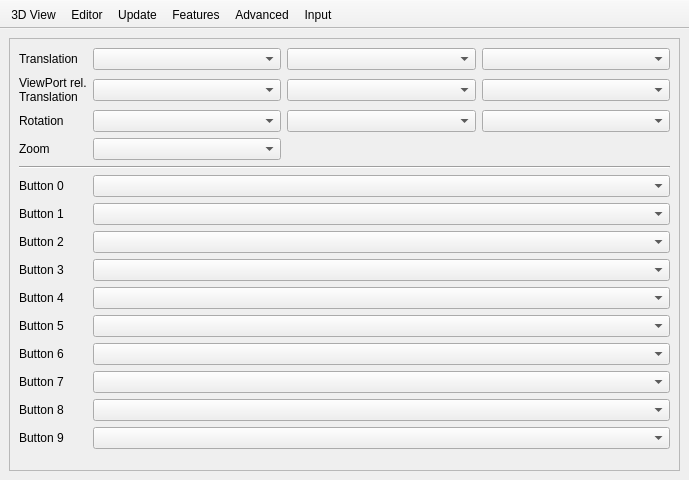
First picture: the form in src/Preferences.ui, repository openscad/openscad, before the edit.
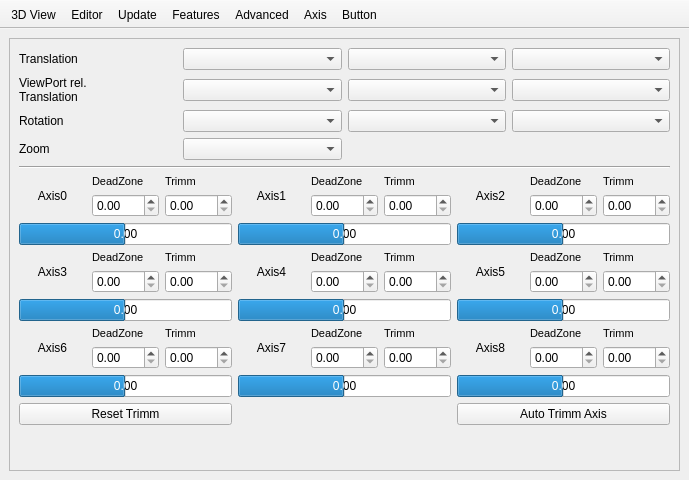
Second picture: the form after the edit. The open tabs and pages were chosen to show the change. Icons and pictures are not drawn.

Commit message: display of current axis reading split the UI for button and axis increased number of buttons

```diff
--- a/src/Preferences.ui
+++ b/src/Preferences.ui
@@ -1476,188 +1476,931 @@
            <property name="geometry">
             <rect>
              <x>0</x>
+             <y>0</y>
              <width>655</width>
              <height>470</height>
             </rect>
            </property>
-           <layout class="QGridLayout" name="gridLayout_7" columnstretch="0,1,1,1">
-            <item row="5" column="1" colspan="3">
-             <widget class="QComboBox" name="comboBoxButton0"/>
+           <layout class="QGridLayout" name="gridLayout_7" columnstretch="0,0,0,0">
+            <item row="18" column="0" colspan="4">
+             <layout class="QGridLayout" name="gridLayout_10">
+              <item row="7" column="2">
+               <widget class="QLabel" name="labelAxisTrimm3">
+                <property name="font">
+                 <font>
+                  <pointsize>8</pointsize>
+                 </font>
+                </property>
+                <property name="text">
+                 <string>Trimm</string>
+                </property>
+               </widget>
+              </item>
+              <item row="11" column="1">
+               <widget class="QDoubleSpinBox" name="doubleSpinBoxDeadzone6">
+                <property name="singleStep">
+                 <double>0.050000000000000</double>
+                </property>
+               </widget>
+              </item>
+              <item row="0" column="2">
+               <widget class="QLabel" name="labelAxisTrimm0">
+                <property name="font">
+                 <font>
+                  <pointsize>8</pointsize>
+                 </font>
+                </property>
+                <property name="text">
+                 <string>Trimm</string>
+                </property>
+               </widget>
+              </item>
+              <item row="9" column="0" colspan="3">
+               <widget class="QProgressBar" name="progressBarAxis3">
+                <property name="minimum">
+                 <number>-100</number>
+                </property>
+                <property name="value">
+                 <number>0</number>
+                </property>
+                <property name="format">
+                 <string>0.00</string>
+                </property>
+               </widget>
+              </item>
+              <item row="1" column="2">
+               <widget class="QDoubleSpinBox" name="doubleSpinBoxTrimm0">
+                <property name="singleStep">
+                 <double>0.010000000000000</double>
+                </property>
+               </widget>
+              </item>
+              <item row="13" column="0" colspan="3">
+               <widget class="QPushButton" name="pushButtonAxisTrimmReset">
+                <property name="text">
+                 <string>Reset Trimm</string>
+                </property>
+               </widget>
+              </item>
+              <item row="1" column="4">
+               <widget class="QDoubleSpinBox" name="doubleSpinBoxDeadzone1">
+                <property name="singleStep">
+                 <double>0.050000000000000</double>
+                </property>
+               </widget>
+              </item>
+              <item row="12" column="3" colspan="3">
+               <widget class="QProgressBar" name="progressBarAxis7">
+                <property name="minimum">
+                 <number>-100</number>
+                </property>
+                <property name="value">
+                 <number>0</number>
+                </property>
+                <property name="format">
+                 <string>0.00</string>
+                </property>
+               </widget>
+              </item>
+              <item row="9" column="3" colspan="3">
+               <widget class="QProgressBar" name="progressBarAxis4">
+                <property name="minimum">
+                 <number>-100</number>
+                </property>
+                <property name="value">
+                 <number>0</number>
+                </property>
+                <property name="format">
+                 <string>0.00</string>
+                </property>
+               </widget>
+              </item>
+              <item row="1" column="7">
+               <widget class="QDoubleSpinBox" name="doubleSpinBoxDeadzone2">
+                <property name="singleStep">
+                 <double>0.050000000000000</double>
+                </property>
+               </widget>
+              </item>
+              <item row="1" column="1">
+               <widget class="QDoubleSpinBox" name="doubleSpinBoxDeadzone0">
+                <property name="singleStep">
+                 <double>0.050000000000000</double>
+                </property>
+               </widget>
+              </item>
+              <item row="9" column="6" colspan="3">
+               <widget class="QProgressBar" name="progressBarAxis5">
+                <property name="minimum">
+                 <number>-100</number>
+                </property>
+                <property name="value">
+                 <number>0</number>
+                </property>
+                <property name="format">
+                 <string>0.00</string>
+                </property>
+               </widget>
+              </item>
+              <item row="0" column="1">
+               <widget class="QLabel" name="labelAxisDeadzone0">
+                <property name="font">
+                 <font>
+                  <pointsize>8</pointsize>
+                 </font>
+                </property>
+                <property name="text">
+                 <string>DeadZone</string>
+                </property>
+               </widget>
+              </item>
+              <item row="1" column="5">
+               <widget class="QDoubleSpinBox" name="doubleSpinBoxTrimm1">
+                <property name="singleStep">
+                 <double>0.010000000000000</double>
+                </property>
+               </widget>
+              </item>
+              <item row="11" column="2">
+               <widget class="QDoubleSpinBox" name="doubleSpinBoxTrimm6">
+                <property name="singleStep">
+                 <double>0.010000000000000</double>
+                </property>
+               </widget>
+              </item>
+              <item row="6" column="3" colspan="3">
+               <widget class="QProgressBar" name="progressBarAxis1">
+                <property name="minimum">
+                 <number>-100</number>
+                </property>
+                <property name="value">
+                 <number>0</number>
+                </property>
+                <property name="format">
+                 <string>0.00</string>
+                </property>
+               </widget>
+              </item>
+              <item row="1" column="8">
+               <widget class="QDoubleSpinBox" name="doubleSpinBoxTrimm2">
+                <property name="singleStep">
+                 <double>0.010000000000000</double>
+                </property>
+               </widget>
+              </item>
+              <item row="8" column="8">
+               <widget class="QDoubleSpinBox" name="doubleSpinBoxTrimm5">
+                <property name="singleStep">
+                 <double>0.010000000000000</double>
+                </property>
+               </widget>
+              </item>
+              <item row="13" column="6" colspan="3">
+               <widget class="QPushButton" name="pushButtonAxisTrimm">
+                <property name="text">
+                 <string>Auto Trimm Axis</string>
+                </property>
+               </widget>
+              </item>
+              <item row="12" column="6" colspan="3">
+               <widget class="QProgressBar" name="progressBarAxis8">
+                <property name="minimum">
+                 <number>-100</number>
+                </property>
+                <property name="value">
+                 <number>0</number>
+                </property>
+                <property name="format">
+                 <string>0.00</string>
+                </property>
+               </widget>
+              </item>
+              <item row="11" column="4">
+               <widget class="QDoubleSpinBox" name="doubleSpinBoxDeadzone7">
+                <property name="singleStep">
+                 <double>0.050000000000000</double>
+                </property>
+               </widget>
+              </item>
+              <item row="8" column="1">
+               <widget class="QDoubleSpinBox" name="doubleSpinBoxDeadzone3">
+                <property name="singleStep">
+                 <double>0.050000000000000</double>
+                </property>
+               </widget>
+              </item>
+              <item row="8" column="4">
+               <widget class="QDoubleSpinBox" name="doubleSpinBoxDeadzone4">
+                <property name="singleStep">
+                 <double>0.050000000000000</double>
+                </property>
+               </widget>
+              </item>
+              <item row="8" column="2">
+               <widget class="QDoubleSpinBox" name="doubleSpinBoxTrimm3">
+                <property name="singleStep">
+                 <double>0.010000000000000</double>
+                </property>
+               </widget>
+              </item>
+              <item row="8" column="5">
+               <widget class="QDoubleSpinBox" name="doubleSpinBoxTrimm4">
+                <property name="singleStep">
+                 <double>0.010000000000000</double>
+                </property>
+               </widget>
+              </item>
+              <item row="11" column="8">
+               <widget class="QDoubleSpinBox" name="doubleSpinBoxTrimm8">
+                <property name="singleStep">
+                 <double>0.010000000000000</double>
+                </property>
+               </widget>
+              </item>
+              <item row="11" column="5">
+               <widget class="QDoubleSpinBox" name="doubleSpinBoxTrimm7">
+                <property name="singleStep">
+                 <double>0.010000000000000</double>
+                </property>
+               </widget>
+              </item>
+              <item row="11" column="7">
+               <widget class="QDoubleSpinBox" name="doubleSpinBoxDeadzone8">
+                <property name="singleStep">
+                 <double>0.050000000000000</double>
+                </property>
+               </widget>
+              </item>
+              <item row="8" column="7">
+               <widget class="QDoubleSpinBox" name="doubleSpinBoxDeadzone5">
+                <property name="singleStep">
+                 <double>0.050000000000000</double>
+                </property>
+               </widget>
+              </item>
+              <item row="12" column="0" colspan="3">
+               <widget class="QProgressBar" name="progressBarAxis6">
+                <property name="minimum">
+                 <number>-100</number>
+                </property>
+                <property name="value">
+                 <number>0</number>
+                </property>
+                <property name="format">
+                 <string>0.00</string>
+                </property>
+               </widget>
+              </item>
+              <item row="6" column="6" colspan="3">
+               <widget class="QProgressBar" name="progressBarAxis2">
+                <property name="minimum">
+                 <number>-100</number>
+                </property>
+                <property name="value">
+                 <number>0</number>
+                </property>
+                <property name="format">
+                 <string>0.00</string>
+                </property>
+               </widget>
+              </item>
+              <item row="6" column="0" colspan="3">
+               <widget class="QProgressBar" name="progressBarAxis0">
+                <property name="minimum">
+                 <number>-100</number>
+                </property>
+                <property name="value">
+                 <number>0</number>
+                </property>
+                <property name="format">
+                 <string>0.00</string>
+                </property>
+               </widget>
+              </item>
+              <item row="10" column="2">
+               <widget class="QLabel" name="labelAxisTrimm6">
+                <property name="font">
+                 <font>
+                  <pointsize>8</pointsize>
+                 </font>
+                </property>
+                <property name="text">
+                 <string>Trimm</string>
+                </property>
+               </widget>
+              </item>
+              <item row="7" column="1">
+               <widget class="QLabel" name="labelAxisDeadzone3">
+                <property name="font">
+                 <font>
+                  <pointsize>8</pointsize>
+                 </font>
+                </property>
+                <property name="text">
+                 <string>DeadZone</string>
+                </property>
+               </widget>
+              </item>
+              <item row="10" column="1">
+               <widget class="QLabel" name="labelAxisDeadzone6">
+                <property name="font">
+                 <font>
+                  <pointsize>8</pointsize>
+                 </font>
+                </property>
+                <property name="text">
+                 <string>DeadZone</string>
+                </property>
+               </widget>
+              </item>
+              <item row="10" column="4">
+               <widget class="QLabel" name="labelAxisDeadzone7">
+                <property name="font">
+                 <font>
+                  <pointsize>8</pointsize>
+                 </font>
+                </property>
+                <property name="text">
+                 <string>DeadZone</string>
+                </property>
+               </widget>
+              </item>
+              <item row="10" column="5">
+               <widget class="QLabel" name="labelAxisTrimm7">
+                <property name="font">
+                 <font>
+                  <pointsize>8</pointsize>
+                 </font>
+                </property>
+                <property name="text">
+                 <string>Trimm</string>
+                </property>
+               </widget>
+              </item>
+              <item row="10" column="7">
+               <widget class="QLabel" name="labelAxisDeadzone8">
+                <property name="font">
+                 <font>
+                  <pointsize>8</pointsize>
+                 </font>
+                </property>
+                <property name="text">
+                 <string>DeadZone</string>
+                </property>
+               </widget>
+              </item>
+              <item row="10" column="8">
+               <widget class="QLabel" name="labelAxisTrimm8">
+                <property name="font">
+                 <font>
+                  <pointsize>8</pointsize>
+                 </font>
+                </property>
+                <property name="text">
+                 <string>Trimm</string>
+                </property>
+               </widget>
+              </item>
+              <item row="7" column="7">
+               <widget class="QLabel" name="labelAxisDeadzone5">
+                <property name="font">
+                 <font>
+                  <pointsize>8</pointsize>
+                 </font>
+                </property>
+                <property name="text">
+                 <string>DeadZone</string>
+                </property>
+               </widget>
+              </item>
+              <item row="7" column="8">
+               <widget class="QLabel" name="labelAxisTrimm5">
+                <property name="font">
+                 <font>
+                  <pointsize>8</pointsize>
+                 </font>
+                </property>
+                <property name="text">
+                 <string>Trimm</string>
+                </property>
+               </widget>
+              </item>
+              <item row="7" column="4">
+               <widget class="QLabel" name="labelAxisDeadzone4">
+                <property name="font">
+                 <font>
+                  <pointsize>8</pointsize>
+                 </font>
+                </property>
+                <property name="text">
+                 <string>DeadZone</string>
+                </property>
+               </widget>
+              </item>
+              <item row="7" column="5">
+               <widget class="QLabel" name="labelAxisTrimm4">
+                <property name="font">
+                 <font>
+                  <pointsize>8</pointsize>
+                 </font>
+                </property>
+                <property name="text">
+                 <string>Trimm</string>
+                </property>
+               </widget>
+              </item>
+              <item row="0" column="7">
+               <widget class="QLabel" name="labelAxisDeadzone2">
+                <property name="font">
+                 <font>
+                  <pointsize>8</pointsize>
+                 </font>
+                </property>
+                <property name="text">
+                 <string>DeadZone</string>
+                </property>
+               </widget>
+              </item>
+              <item row="0" column="8">
+               <widget class="QLabel" name="labelAxisTrimm2">
+                <property name="font">
+                 <font>
+                  <pointsize>8</pointsize>
+                 </font>
+                </property>
+                <property name="text">
+                 <string>Trimm</string>
+                </property>
+               </widget>
+              </item>
+              <item row="0" column="6" rowspan="2">
+               <widget class="QLabel" name="labelAxis2">
+                <property name="sizePolicy">
+                 <sizepolicy hsizetype="Minimum" vsizetype="Minimum">
+                  <horstretch>0</horstretch>
+                  <verstretch>0</verstretch>
+                 </sizepolicy>
+                </property>
+                <property name="text">
+                 <string>Axis2</string>
+                </property>
+                <property name="alignment">
+                 <set>Qt::AlignCenter</set>
+                </property>
+               </widget>
+              </item>
+              <item row="0" column="0" rowspan="2">
+               <widget class="QLabel" name="labelAxis0">
+                <property name="sizePolicy">
+                 <sizepolicy hsizetype="Minimum" vsizetype="Minimum">
+                  <horstretch>0</horstretch>
+                  <verstretch>0</verstretch>
+                 </sizepolicy>
+                </property>
+                <property name="text">
+                 <string>Axis0</string>
+                </property>
+                <property name="alignment">
+                 <set>Qt::AlignCenter</set>
+                </property>
+               </widget>
+              </item>
+              <item row="7" column="0" rowspan="2">
+               <widget class="QLabel" name="labelAxis3">
+                <property name="sizePolicy">
+                 <sizepolicy hsizetype="Minimum" vsizetype="Minimum">
+                  <horstretch>0</horstretch>
+                  <verstretch>0</verstretch>
+                 </sizepolicy>
+                </property>
+                <property name="text">
+                 <string>Axis3</string>
+                </property>
+                <property name="alignment">
+                 <set>Qt::AlignCenter</set>
+                </property>
+               </widget>
+              </item>
+              <item row="10" column="0" rowspan="2">
+               <widget class="QLabel" name="labelAxis6">
+                <property name="sizePolicy">
+                 <sizepolicy hsizetype="Minimum" vsizetype="Minimum">
+                  <horstretch>0</horstretch>
+                  <verstretch>0</verstretch>
+                 </sizepolicy>
+                </property>
+                <property name="text">
+                 <string>Axis6</string>
+                </property>
+                <property name="alignment">
+                 <set>Qt::AlignCenter</set>
+                </property>
+               </widget>
+              </item>
+              <item row="10" column="6" rowspan="2">
+               <widget class="QLabel" name="labelAxis8">
+                <property name="sizePolicy">
+                 <sizepolicy hsizetype="Minimum" vsizetype="Minimum">
+                  <horstretch>0</horstretch>
+                  <verstretch>0</verstretch>
+                 </sizepolicy>
+                </property>
+                <property name="text">
+                 <string>Axis8</string>
+                </property>
+                <property name="alignment">
+                 <set>Qt::AlignCenter</set>
+                </property>
+               </widget>
+              </item>
+              <item row="10" column="3" rowspan="2">
+               <widget class="QLabel" name="labelAxis7">
+                <property name="sizePolicy">
+                 <sizepolicy hsizetype="Minimum" vsizetype="Minimum">
+                  <horstretch>0</horstretch>
+                  <verstretch>0</verstretch>
+                 </sizepolicy>
+                </property>
+                <property name="text">
+                 <string>Axis7</string>
+                </property>
+                <property name="alignment">
+                 <set>Qt::AlignCenter</set>
+                </property>
+               </widget>
+              </item>
+              <item row="7" column="6" rowspan="2">
+               <widget class="QLabel" name="labelAxis5">
+                <property name="sizePolicy">
+                 <sizepolicy hsizetype="Minimum" vsizetype="Minimum">
+                  <horstretch>0</horstretch>
+                  <verstretch>0</verstretch>
+                 </sizepolicy>
+                </property>
+                <property name="text">
+                 <string>Axis5</string>
+                </property>
+                <property name="alignment">
+                 <set>Qt::AlignCenter</set>
+                </property>
+               </widget>
+              </item>
+              <item row="0" column="3" rowspan="2">
+               <widget class="QLabel" name="labelAxis1">
+                <property name="sizePolicy">
+                 <sizepolicy hsizetype="Minimum" vsizetype="Minimum">
+                  <horstretch>0</horstretch>
+                  <verstretch>0</verstretch>
+                 </sizepolicy>
+                </property>
+                <property name="text">
+                 <string>Axis1</string>
+                </property>
+                <property name="alignment">
+                 <set>Qt::AlignCenter</set>
+                </property>
+               </widget>
+              </item>
+              <item row="7" column="3" rowspan="2">
+               <widget class="QLabel" name="labelAxis4">
+                <property name="sizePolicy">
+                 <sizepolicy hsizetype="Minimum" vsizetype="Minimum">
+                  <horstretch>0</horstretch>
+                  <verstretch>0</verstretch>
+                 </sizepolicy>
+                </property>
+                <property name="text">
+                 <string>Axis4</string>
+                </property>
+                <property name="alignment">
+                 <set>Qt::AlignCenter</set>
+                </property>
+               </widget>
+              </item>
+              <item row="0" column="4">
+               <widget class="QLabel" name="labelAxisDeadzone1">
+                <property name="font">
+                 <font>
+                  <pointsize>8</pointsize>
+                 </font>
+                </property>
+                <property name="text">
+                 <string>DeadZone</string>
+                </property>
+               </widget>
+              </item>
+              <item row="0" column="5">
+               <widget class="QLabel" name="labelAxisTrimm1">
+                <property name="font">
+                 <font>
+                  <pointsize>8</pointsize>
+                 </font>
+                </property>
+                <property name="text">
+                 <string>Trimm</string>
+                </property>
+               </widget>
+              </item>
+             </layout>
             </item>
-            <item row="2" column="0">
+            <item row="14" column="2">
+             <widget class="QComboBox" name="comboBoxTranslationYVPRel"/>
+            </item>
+            <item row="14" column="1">
+             <widget class="QComboBox" name="comboBoxTranslationXVPRel"/>
+            </item>
+            <item row="14" column="3">
+             <widget class="QComboBox" name="comboBoxTranslationZVPRel"/>
+            </item>
+            <item row="13" column="0">
+             <widget class="QLabel" name="labelInputTranslation">
+              <property name="text">
+               <string>Translation</string>
+              </property>
+             </widget>
+            </item>
+            <item row="15" column="1">
+             <widget class="QComboBox" name="comboBoxRotationX"/>
+            </item>
+            <item row="16" column="0">
+             <widget class="QLabel" name="labelInputZoom">
+              <property name="text">
+               <string>Zoom</string>
+              </property>
+             </widget>
+            </item>
+            <item row="14" column="0">
+             <widget class="QLabel" name="labelInputTranslationViewPortRelative">
+              <property name="text">
+               <string>ViewPort rel.&lt;br/&gt;Translation</string>
+              </property>
+             </widget>
+            </item>
+            <item row="16" column="1">
+             <widget class="QComboBox" name="comboBoxZoom"/>
+            </item>
+            <item row="15" column="3">
+             <widget class="QComboBox" name="comboBoxRotationZ"/>
+            </item>
+            <item row="13" column="3">
+             <widget class="QComboBox" name="comboBoxTranslationZ"/>
+            </item>
+            <item row="15" column="0">
              <widget class="QLabel" name="labelInputRotation">
               <property name="text">
                <string>Rotation</string>
               </property>
              </widget>
             </item>
-            <item row="0" column="3">
-             <widget class="QComboBox" name="comboBoxTranslationZ"/>
+            <item row="28" column="0">
+             <spacer name="verticalSpacer_4">
+              <property name="orientation">
+               <enum>Qt::Vertical</enum>
+              </property>
+              <property name="sizeHint" stdset="0">
+               <size>
+                <width>20</width>
+                <height>40</height>
+               </size>
+              </property>
+             </spacer>
             </item>
-            <item row="0" column="2">
+            <item row="13" column="2">
              <widget class="QComboBox" name="comboBoxTranslationY"/>
             </item>
-            <item row="3" column="1">
-             <widget class="QComboBox" name="comboBoxZoom"/>
-            </item>
-            <item row="3" column="0">
-             <widget class="QLabel" name="labelInputZoom">
-              <property name="text">
-               <string>Zoom</string>
-              </property>
-             </widget>
-            </item>
-            <item row="0" column="1">
+            <item row="13" column="1">
              <widget class="QComboBox" name="comboBoxTranslationX"/>
             </item>
-            <item row="2" column="1">
-             <widget class="QComboBox" name="comboBoxRotationX"/>
-            </item>
-            <item row="6" column="0">
-             <widget class="QLabel" name="labelInputButton1">
-              <property name="text">
-               <string>Button 1</string>
+            <item row="17" column="0" colspan="4">
+             <widget class="Line" name="line">
+              <property name="orientation">
+               <enum>Qt::Horizontal</enum>
               </property>
              </widget>
             </item>
-            <item row="7" column="0">
+            <item row="15" column="2">
+             <widget class="QComboBox" name="comboBoxRotationY"/>
+            </item>
+           </layout>
+          </widget>
+         </widget>
+        </item>
+       </layout>
+      </widget>
+      <widget class="QWidget" name="pageInputButton">
+       <layout class="QGridLayout" name="gridLayout_14">
+        <property name="leftMargin">
+         <number>0</number>
+        </property>
+        <property name="topMargin">
+         <number>0</number>
+        </property>
+        <property name="rightMargin">
+         <number>0</number>
+        </property>
+        <property name="bottomMargin">
+         <number>0</number>
+        </property>
+        <item row="3" column="1">
+         <widget class="QScrollArea" name="scrollArea_4">
+          <property name="widgetResizable">
+           <bool>true</bool>
+          </property>
+          <widget class="QWidget" name="scrollAreaWidgetContents_3">
+           <property name="geometry">
+            <rect>
+             <x>0</x>
+             <y>0</y>
+             <width>655</width>
+             <height>534</height>
+            </rect>
+           </property>
+           <layout class="QGridLayout" name="gridLayout_8" columnstretch="0,0,0,0">
+            <item row="18" column="0">
              <widget class="QLabel" name="labelInputButton2">
               <property name="text">
                <string>Button 2</string>
               </property>
              </widget>
             </item>
-            <item row="8" column="0">
+            <item row="22" column="1" colspan="3">
+             <widget class="QComboBox" name="comboBoxButton6"/>
+            </item>
+            <item row="25" column="1" colspan="3">
+             <widget class="QComboBox" name="comboBoxButton9"/>
+            </item>
+            <item row="19" column="0">
              <widget class="QLabel" name="labelInputButton3">
               <property name="text">
                <string>Button 3</string>
               </property>
              </widget>
             </item>
-            <item row="9" column="0">
-             <widget class="QLabel" name="labelInputButton4">
-              <property name="text">
-               <string>Button 4</string>
-              </property>
-             </widget>
+            <item row="23" column="1" colspan="3">
+             <widget class="QComboBox" name="comboBoxButton7"/>
             </item>
-            <item row="10" column="0">
+            <item row="24" column="1" colspan="3">
+             <widget class="QComboBox" name="comboBoxButton8"/>
+            </item>
+            <item row="21" column="0">
              <widget class="QLabel" name="labelInputButton5">
               <property name="text">
                <string>Button 5</string>
               </property>
              </widget>
             </item>
-            <item row="11" column="0">
+            <item row="18" column="1" colspan="3">
+             <widget class="QComboBox" name="comboBoxButton2"/>
+            </item>
+            <item row="22" column="0">
              <widget class="QLabel" name="labelInputButton6">
               <property name="text">
                <string>Button 6</string>
               </property>
              </widget>
             </item>
-            <item row="12" column="0">
-             <widget class="QLabel" name="labelInputButton7">
+            <item row="17" column="1" colspan="3">
+             <widget class="QComboBox" name="comboBoxButton1"/>
+            </item>
+            <item row="20" column="0">
+             <widget class="QLabel" name="labelInputButton4">
               <property name="text">
                <string>Button 7</string>
               </property>
              </widget>
             </item>
-            <item row="13" column="0">
+            <item row="16" column="1" colspan="3">
+             <widget class="QComboBox" name="comboBoxButton0"/>
+            </item>
+            <item row="20" column="1" colspan="3">
+             <widget class="QComboBox" name="comboBoxButton4"/>
+            </item>
+            <item row="25" column="0">
+             <widget class="QLabel" name="labelInputButton9">
+              <property name="text">
+               <string>Button 9</string>
+              </property>
+             </widget>
+            </item>
+            <item row="24" column="0">
              <widget class="QLabel" name="labelInputButton8">
               <property name="text">
                <string>Button 8</string>
               </property>
              </widget>
             </item>
-            <item row="2" column="2">
-             <widget class="QComboBox" name="comboBoxRotationY"/>
-            </item>
-            <item row="2" column="3">
-             <widget class="QComboBox" name="comboBoxRotationZ"/>
-            </item>
-            <item row="0" column="0">
-             <widget class="QLabel" name="labelInputTranslation">
-              <property name="text">
-               <string>Translation</string>
-              </property>
-             </widget>
-            </item>
-            <item row="15" column="0">
-             <spacer name="verticalSpacer_4">
-              <property name="orientation">
-               <enum>Qt::Vertical</enum>
-              </property>
-              <property name="sizeHint" stdset="0">
-               <size>
-                <width>20</width>
-                <height>40</height>
-               </size>
-              </property>
-             </spacer>
-            </item>
-            <item row="4" column="0" colspan="4">
-             <widget class="Line" name="line">
-              <property name="orientation">
-               <enum>Qt::Horizontal</enum>
-              </property>
-             </widget>
-            </item>
-            <item row="6" column="1" colspan="3">
-             <widget class="QComboBox" name="comboBoxButton1"/>
-            </item>
-            <item row="7" column="1" colspan="3">
-             <widget class="QComboBox" name="comboBoxButton2"/>
-            </item>
-            <item row="8" column="1" colspan="3">
+            <item row="19" column="1" colspan="3">
              <widget class="QComboBox" name="comboBoxButton3"/>
             </item>
-            <item row="9" column="1" colspan="3">
-             <widget class="QComboBox" name="comboBoxButton4"/>
+            <item row="23" column="0">
+             <widget class="QLabel" name="labelInputButton7">
+              <property name="text">
+               <string>Button 7</string>
+              </property>
+             </widget>
             </item>
-            <item row="10" column="1" colspan="3">
+            <item row="21" column="1" colspan="3">
              <widget class="QComboBox" name="comboBoxButton5"/>
             </item>
-            <item row="11" column="1" colspan="3">
-             <widget class="QComboBox" name="comboBoxButton6"/>
-            </item>
-            <item row="12" column="1" colspan="3">
-             <widget class="QComboBox" name="comboBoxButton7"/>
-            </item>
-            <item row="13" column="1" colspan="3">
-             <widget class="QComboBox" name="comboBoxButton8"/>
-            </item>
-            <item row="5" column="0">
+            <item row="16" column="0">
              <widget class="QLabel" name="labelInputButton0">
               <property name="text">
                <string>Button 0</string>
               </property>
              </widget>
             </item>
-            <item row="14" column="0">
-             <widget class="QLabel" name="labelInputButton9">
+            <item row="17" column="0">
+             <widget class="QLabel" name="labelInputButton1">
               <property name="text">
                <string>Button 9</string>
               </property>
              </widget>
             </item>
-            <item row="14" column="1" colspan="3">
-             <widget class="QComboBox" name="comboBoxButton9"/>
+            <item row="32" column="0">
+             <spacer name="verticalSpacer_5">
+              <property name="orientation">
+               <enum>Qt::Vertical</enum>
+              </property>
+              <property name="sizeHint" stdset="0">
+               <size>
+                <width>20</width>
+                <height>40</height>
+               </size>
+              </property>
+             </spacer>
             </item>
-            <item row="1" column="0">
-             <widget class="QLabel" name="labelInputTranslationViewPortRelative">
+            <item row="28" column="0">
+             <widget class="QLabel" name="labelInputButton12">
               <property name="text">
-               <string>ViewPort rel.&lt;br/&gt;Translation</string>
+               <string>Button 12</string>
               </property>
              </widget>
             </item>
-            <item row="1" column="2">
-             <widget class="QComboBox" name="comboBoxTranslationYVPRel"/>
+            <item row="26" column="0">
+             <widget class="QLabel" name="labelInputButton10">
+              <property name="text">
+               <string>Button 10</string>
+              </property>
+             </widget>
             </item>
-            <item row="1" column="1">
-             <widget class="QComboBox" name="comboBoxTranslationXVPRel"/>
+            <item row="27" column="0">
+             <widget class="QLabel" name="labelInputButton11">
+              <property name="text">
+               <string>Button 11</string>
+              </property>
+             </widget>
             </item>
-            <item row="1" column="3">
-             <widget class="QComboBox" name="comboBoxTranslationZVPRel"/>
+            <item row="29" column="0">
+             <widget class="QLabel" name="labelInputButton13">
+              <property name="text">
+               <string>Button 13</string>
+              </property>
+             </widget>
+            </item>
+            <item row="30" column="0">
+             <widget class="QLabel" name="labelInputButton14">
+              <property name="text">
+               <string>Button 14</string>
+              </property>
+             </widget>
+            </item>
+            <item row="31" column="0">
+             <widget class="QLabel" name="labelInputButton15">
+              <property name="text">
+               <string>Button 15</string>
+              </property>
+             </widget>
+            </item>
+            <item row="26" column="1" colspan="3">
+             <widget class="QComboBox" name="comboBoxButton10"/>
+            </item>
+            <item row="27" column="1" colspan="3">
+             <widget class="QComboBox" name="comboBoxButton11"/>
+            </item>
+            <item row="28" column="1" colspan="3">
+             <widget class="QComboBox" name="comboBoxButton12"/>
+            </item>
+            <item row="29" column="1" colspan="3">
+             <widget class="QComboBox" name="comboBoxButton13"/>
+            </item>
+            <item row="30" column="1" colspan="3">
+             <widget class="QComboBox" name="comboBoxButton14"/>
+            </item>
+            <item row="31" column="1" colspan="3">
+             <widget class="QComboBox" name="comboBoxButton15"/>
+            </item>
+            <item row="32" column="1">
+             <spacer name="horizontalSpacer_33">
+              <property name="orientation">
+               <enum>Qt::Horizontal</enum>
+              </property>
+              <property name="sizeHint" stdset="0">
+               <size>
+                <width>40</width>
+                <height>20</height>
+               </size>
+              </property>
+             </spacer>
             </item>
            </layout>
           </widget>
@@ -1700,6 +2443,7 @@
    <addaction name="prefsActionFeatures"/>
    <addaction name="prefsActionAdvanced"/>
    <addaction name="prefsActionInput"/>
+   <addaction name="prefsActionInputButton"/>
   </widget>
   <action name="prefsAction3DView">
    <property name="checkable">
@@ -1773,7 +2517,19 @@
      <normaloff>:/icons/prefsInput.png</normaloff>:/icons/prefsInput.png</iconset>
    </property>
    <property name="text">
-    <string>Input</string>
+    <string>Axis</string>
+   </property>
+  </action>
+  <action name="prefsActionInputButton">
+   <property name="checkable">
+    <bool>true</bool>
+   </property>
+   <property name="icon">
+    <iconset resource="../openscad.qrc">
+     <normaloff>:/icons/prefsInput.png</normaloff>:/icons/prefsInput.png</iconset>
+   </property>
+   <property name="text">
+    <string>Button</string>
    </property>
   </action>
  </widget>
```
Left out of the diff: 8 changed lines with no effect on the pictures. The commit also changes 9 other files.
